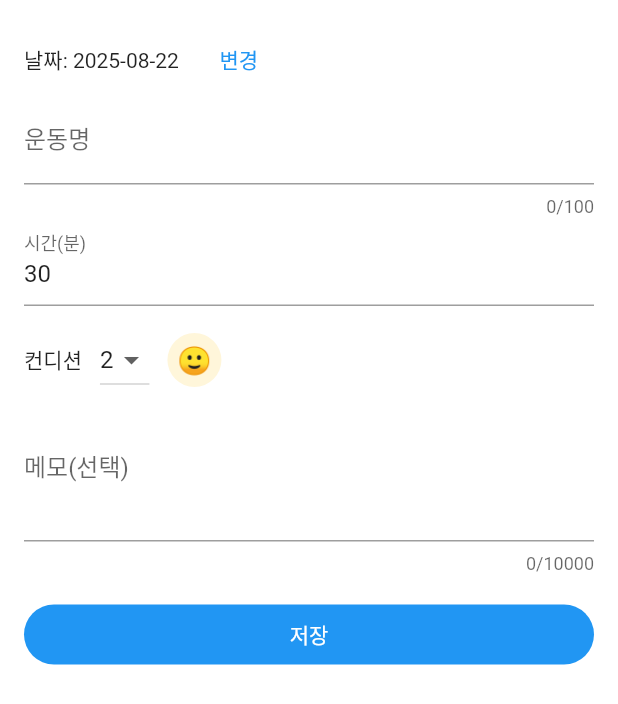
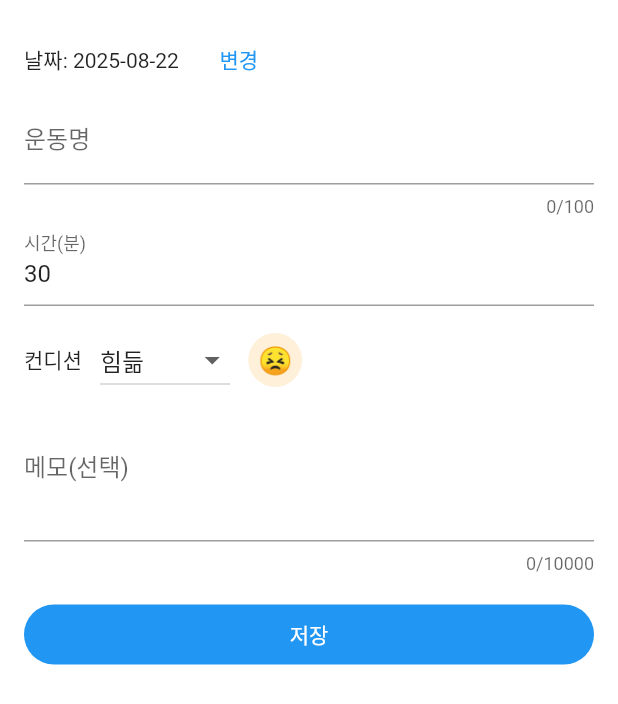
Before and after one commit to FitHouse/FitHouse-FE, a Flutter app: the _EditSheet widget shown alone on an empty page, opened directly, on a phone screen of 412 x 824 dp. Shown: the top 704 px of the screen. Run offline on Flutter 3.47's test engine with Material 3 defaults, Android fonts, the phone set to English and light mode, and no system bars; our stand-ins replace firebase_auth, firebase_core, google_fonts, image_picker, video_player; accounts and stored records are empty; generated files the repository leaves out were written again; network calls fail; Roboto replaces fonts that are missing (PyeojinGothic).

Commit message:
[FIX] 컨디션 4단계로 추가

```diff
--- a/lib/screens/record_screen.dart
+++ b/lib/screens/record_screen.dart
@@ -12,11 +12,13 @@ import 'package:fithouse/models/personal_workout.dart';
 String moodEmoji(int? level) {
   switch (level) {
     case 1:
-      return '😵';
+      return '😵'; // 매우 힘듦
     case 2:
-      return '🙂';
+      return '😣'; // 힘듦
     case 3:
-      return '😄';
+      return '🙂'; // 보통
+    case 4:
+      return '😄'; // 만족
     default:
       return '❓';
   }
@@ -25,11 +27,13 @@ String moodEmoji(int? level) {
 Color moodColor(int? level) {
   switch (level) {
     case 1:
-      return Colors.redAccent;
+      return Colors.redAccent;   // 매우 힘듦
     case 2:
-      return Colors.amber;
+      return Colors.orange;      // 힘듦
     case 3:
-      return Colors.green;
+      return Colors.amber;       // 보통
+    case 4:
+      return Colors.green;       // 만족
     default:
       return Colors.grey;
   }
@@ -632,7 +636,7 @@ class _EditSheetState extends State<_EditSheet> {
   late DateTime _date;
   final _nameCtrl = TextEditingController();
   final _durationCtrl = TextEditingController();
-  int _satisfaction = 2;
+  int _satisfaction = 3;
   final _memoCtrl = TextEditingController();
 
   @override
@@ -724,11 +728,12 @@ class _EditSheetState extends State<_EditSheet> {
                   DropdownButton<int>(
                     value: _satisfaction,
                     onChanged: (v) =>
-                        setState(() => _satisfaction = v ?? 2),
+                        setState(() => _satisfaction = v ?? 3),
                     items: const [
-                      DropdownMenuItem(value: 1, child: Text('1')),
-                      DropdownMenuItem(value: 2, child: Text('2')),
-                      DropdownMenuItem(value: 3, child: Text('3')),
+                      DropdownMenuItem(value: 1, child: Text('매우 힘듦')),
+                      DropdownMenuItem(value: 2, child: Text('힘듦')),
+                      DropdownMenuItem(value: 3, child: Text('보통')),
+                      DropdownMenuItem(value: 4, child: Text('만족')),
                     ],
                   ),
                   const SizedBox(width: 12),
```
